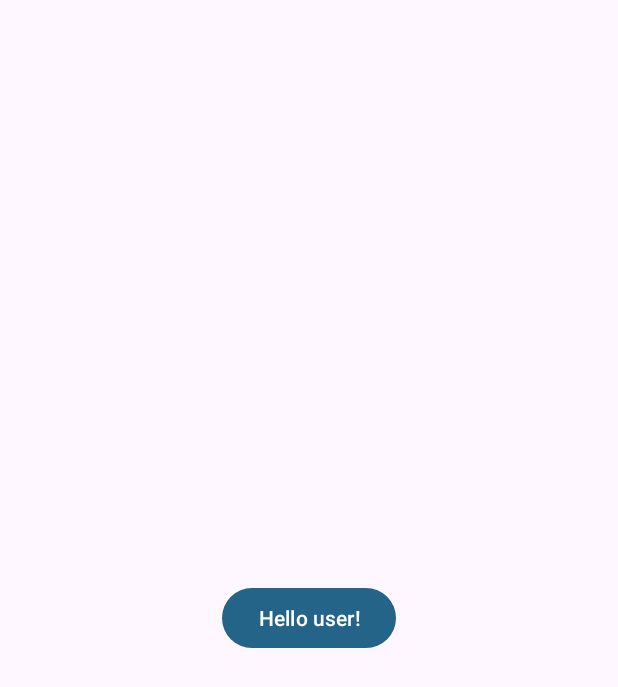
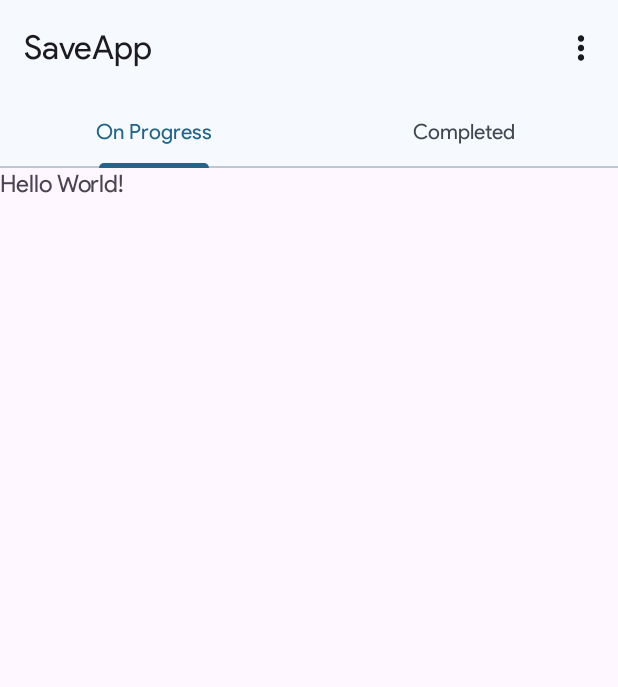
Before and after one commit to DitzDev/SaveApp, an Android app: the screen it shows after launch (MainActivity before the commit, SavAppMain after it), on a phone screen of 412 x 824 dp. Shown: the top 687 px of the screen. Run offline under Robolectric (Android 15) with nearby library versions, the phone set to English and light mode, and no system bars.

Commit message:
Remove: MainActivity\nAdd: Adapter, Fragment, and Main Layout

```diff
--- a/app/src/main/AndroidManifest.xml
+++ b/app/src/main/AndroidManifest.xml
@@ -10,7 +10,7 @@
         android:supportsRtl="true"
         android:theme="@style/SaveApp.AppTheme">
         <activity
-            android:name="MainActivity"
+            android:name=".activity.main.SavAppMain"
             android:exported="true">
             <intent-filter>
                 <action
@@ -19,6 +19,7 @@
                     android:name="android.intent.category.LAUNCHER" />
             </intent-filter>
         </activity>
+
         <activity
             android:name=".activity.CrashActivity"
             android:exported="false"
--- a/app/src/main/java/com/ditzdev/savapp/MainActivity.java
+++ /dev/null
@@ -1,27 +0,0 @@
-package com.ditzdev.savapp;
-
-import android.content.Intent;
-import androidx.appcompat.app.AppCompatActivity;
-import android.os.Bundle;
-import com.ditzdev.savapp.activity.TestActivity;
-import com.ditzdev.savapp.databinding.ActivityMainBinding;
-
-public class MainActivity extends AppCompatActivity {
-    private ActivityMainBinding binding;
-
-    @Override
-    protected void onCreate(Bundle savedInstanceState) {
-        super.onCreate(savedInstanceState);
-        binding = ActivityMainBinding.inflate(getLayoutInflater());
-        setContentView(binding.getRoot());
-        binding.btnTest.setOnClickListener(v -> {
-            startActivity(new Intent(this, TestActivity.class));
-        });
-    }
-
-    @Override
-    protected void onDestroy() {
-        super.onDestroy();
-        this.binding = null;
-    }
-}
--- /dev/null
+++ b/app/src/main/java/com/ditzdev/savapp/activity/main/SavAppMain.java
@@ -0,0 +1,41 @@
+package com.ditzdev.savapp.activity.main;
+
+import android.os.Bundle;
+import android.view.Menu;
+import androidx.appcompat.app.AppCompatActivity;
+import com.ditzdev.savapp.activity.main.adapter.SavMainAdapter;
+import com.ditzdev.savapp.databinding.LayoutSavAppMainBinding;
+import com.ditzdev.savapp.R;
+import com.google.android.material.tabs.TabLayoutMediator;
+
+public class SavAppMain extends AppCompatActivity {
+
+    private LayoutSavAppMainBinding binding;
+
+    @Override
+    protected void onCreate(Bundle savedInstanceState) {
+        super.onCreate(savedInstanceState);
+        binding = LayoutSavAppMainBinding.inflate(getLayoutInflater());
+        setContentView(binding.getRoot());
+        setSupportActionBar(binding.toolbar);
+        SavMainAdapter adapter = new SavMainAdapter(this);
+
+        binding.viewPager.setAdapter(adapter);
+        new TabLayoutMediator(binding.tabLayout, binding.viewPager, (tab, strategy) -> {
+            switch(strategy) {
+                case 0:
+                    tab.setText("On Progress");
+                    break;
+                case 1:
+                    tab.setText("Completed");
+                    break;
+            }
+        }).attach();
+    }
+
+    @Override
+    public boolean onCreateOptionsMenu(Menu menu) {
+        getMenuInflater().inflate(R.menu.toolbar_item, menu);
+        return true;
+    }
+}
--- /dev/null
+++ b/app/src/main/java/com/ditzdev/savapp/activity/main/adapter/SavMainAdapter.java
@@ -0,0 +1,29 @@
+package com.ditzdev.savapp.activity.main.adapter;
+
+import androidx.annotation.NonNull;
+import androidx.fragment.app.Fragment;
+import androidx.fragment.app.FragmentActivity;
+import androidx.viewpager2.adapter.FragmentStateAdapter;
+import com.ditzdev.savapp.activity.main.fragment.FragmentOnComplete;
+import com.ditzdev.savapp.activity.main.fragment.FragmentOnProgress;
+
+public class SavMainAdapter extends FragmentStateAdapter {
+    public SavMainAdapter(@NonNull FragmentActivity fragmentActivity) {
+        super(fragmentActivity);
+    }
+
+    @NonNull
+    @Override
+    public Fragment createFragment(int position) {
+        switch (position) {
+            case 0: return new FragmentOnProgress();
+            case 1: return new FragmentOnComplete();
+            default: return new FragmentOnProgress();
+        }
+    }
+
+    @Override
+    public int getItemCount() {
+        return 2;
+    }
+}
--- /dev/null
+++ b/app/src/main/java/com/ditzdev/savapp/activity/main/fragment/FragmentOnProgress.java
@@ -0,0 +1,30 @@
+package com.ditzdev.savapp.activity.main.fragment;
+
+import android.os.Bundle;
+import android.view.LayoutInflater;
+import android.view.View;
+import android.view.ViewGroup;
+import androidx.annotation.NonNull;
+import androidx.annotation.Nullable;
+import androidx.fragment.app.Fragment;
+import com.ditzdev.savapp.databinding.LayoutFragmentOnProgressBinding;
+
+public class FragmentOnProgress extends Fragment {
+
+    private LayoutFragmentOnProgressBinding binding;
+
+    @Override
+    public View onCreateView(
+            @NonNull LayoutInflater inflate,
+            @Nullable ViewGroup container,
+            @Nullable Bundle savedInstanceState) {
+        binding = LayoutFragmentOnProgressBinding.inflate(inflate, container, false);
+        return binding.getRoot();
+    }
+
+    @Override
+    public void onDestroy() {
+        super.onDestroy();
+        binding = null;
+    }
+}
--- /dev/null
+++ b/app/src/main/res/drawable/ic_more_vert.xml
@@ -0,0 +1 @@
+<?xml version='1.0' encoding='UTF-8' standalone='yes' ?><vector xmlns:android="http://schemas.android.com/apk/res/android" android:width="25dp" android:height="25dp" android:viewportWidth="24.0" android:viewportHeight="24.0"><path android:pathData="M12 8c1.1 0 2-.9 2-2s-.9-2-2-2s-2 .9-2 2s.9 2 2 2zm0 2c-1.1 0-2 .9-2 2s.9 2 2 2s2-.9 2-2s-.9-2-2-2zm0 6c-1.1 0-2 .9-2 2s.9 2 2 2s2-.9 2-2s-.9-2-2-2z" android:fillColor="?attr/colorOnSurface" /></vector>
--- /dev/null
+++ b/app/src/main/res/drawable/ic_settings.xml
@@ -0,0 +1 @@
+<?xml version='1.0' encoding='UTF-8' standalone='yes' ?><vector xmlns:android="http://schemas.android.com/apk/res/android" android:width="25dp" android:height="25dp" android:viewportWidth="24.0" android:viewportHeight="24.0"><path android:pathData="M19.5 12c0-.23-.01-.45-.03-.68l1.86-1.41c.4-.3.51-.86.26-1.3l-1.87-3.23a.987.987 0 0 0-1.25-.42l-2.15.91c-.37-.26-.76-.49-1.17-.68l-.29-2.31c-.06-.5-.49-.88-.99-.88h-3.73c-.51 0-.94.38-1 .88l-.29 2.31c-.41.19-.8.42-1.17.68l-2.15-.91c-.46-.2-1-.02-1.25.42L2.41 8.62c-.25.44-.14.99.26 1.3l1.86 1.41a7.343 7.343 0 0 0 0 1.35l-1.86 1.41c-.4.3-.51.86-.26 1.3l1.87 3.23c.25.44.79.62 1.25.42l2.15-.91c.37.26.76.49 1.17.68l.29 2.31c.06.5.49.88.99.88h3.73c.5 0 .93-.38.99-.88l.29-2.31c.41-.19.8-.42 1.17-.68l2.15.91c.46.2 1 .02 1.25-.42l1.87-3.23c.25-.44.14-.99-.26-1.3l-1.86-1.41c.03-.23.04-.45.04-.68zm-7.46 3.5c-1.93 0-3.5-1.57-3.5-3.5s1.57-3.5 3.5-3.5s3.5 1.57 3.5 3.5s-1.57 3.5-3.5 3.5z" android:fillColor="?attr/colorPrimary" /></vector>
--- a/app/src/main/res/layout/activity_main.xml
+++ /dev/null
@@ -1,18 +0,0 @@
-<?xml version="1.0" encoding="utf-8"?>
-<androidx.constraintlayout.widget.ConstraintLayout
-        xmlns:android="http://schemas.android.com/apk/res/android"
-    xmlns:app="http://schemas.android.com/apk/res-auto"
-    android:layout_width="match_parent"
-    android:layout_height="match_parent">
-
-    <Button
-        android:id="@+id/btnTest"
-        android:layout_width="wrap_content"
-        android:layout_height="wrap_content"
-        android:text="Hello user!"
-        app:layout_constraintBottom_toBottomOf="parent"
-        app:layout_constraintEnd_toEndOf="parent"
-        app:layout_constraintStart_toStartOf="parent"
-        app:layout_constraintTop_toTopOf="parent" />
-
-</androidx.constraintlayout.widget.ConstraintLayout>
--- /dev/null
+++ b/app/src/main/res/layout/layout_fragment_on_progress.xml
@@ -0,0 +1,12 @@
+<?xml version="1.0" encoding="utf-8"?>
+<LinearLayout
+    xmlns:android="http://schemas.android.com/apk/res/android"
+    xmlns:app="http://schemas.android.com/apk/res-auto"
+    android:layout_width="match_parent"
+    android:layout_height="match_parent">
+
+    <TextView
+        android:layout_width="match_parent"
+        android:layout_height="match_parent"
+        android:text="Hello World!"/>
+</LinearLayout>
--- /dev/null
+++ b/app/src/main/res/layout/layout_sav_app_main.xml
@@ -0,0 +1,28 @@
+<?xml version="1.0" encoding="utf-8"?>
+<LinearLayout
+    xmlns:android="http://schemas.android.com/apk/res/android"
+    xmlns:app="http://schemas.android.com/apk/res-auto"
+    android:layout_height="match_parent"
+    android:layout_width="match_parent"
+    android:orientation="vertical"
+    android:id="@+id/coordinator">
+
+    <androidx.appcompat.widget.Toolbar
+        android:layout_height="wrap_content"
+        android:layout_width="match_parent"
+        android:minHeight="?attr/actionBarSize"
+        app:title="@string/app_name"
+        android:background="?attr/colorSurface"
+        android:id="@+id/toolbar" />
+
+    <com.google.android.material.tabs.TabLayout
+        android:layout_height="wrap_content"
+        android:layout_width="match_parent"
+        android:id="@+id/tabLayout" />
+
+    <androidx.viewpager2.widget.ViewPager2
+        android:id="@+id/viewPager"
+        android:layout_width="match_parent"
+        android:layout_height="match_parent"
+        app:layout_behavior="androidx.appcompat.widget.Toolbar$ScrollingViewBehavior" />
+</LinearLayout>
--- /dev/null
+++ b/app/src/main/res/menu/toolbar_item.xml
@@ -0,0 +1,17 @@
+<?xml version="1.0" encoding="utf-8"?>
+<menu
+    xmlns:android="http://schemas.android.com/apk/res/android"
+    xmlns:app="http://schemas.android.com/apk/res-auto">
+    <item
+        app:showAsAction="always"
+        android:icon="@drawable/ic_more_vert"
+        android:title="@string/string_action_open_menu"
+        android:contentDescription="@string/string_action_open_menu">
+        <menu>
+            <item
+                app:showAsAction="never"
+                android:title="@string/string_settings_menu"
+                android:icon="@drawable/ic_settings" />
+        </menu>
+    </item>
+</menu>
--- a/app/src/main/res/values/strings.xml
+++ b/app/src/main/res/values/strings.xml
@@ -1,4 +1,7 @@
 <?xml version="1.0" encoding="utf-8"?>
 <resources>
     <string name="app_name">SaveApp</string>
+    <!-- TOOLBAR -->
+    <string name="string_action_open_menu">Open menu</string>
+    <string name="string_settings_menu">\t\tSettings</string>
 </resources>
```
Also changed, not shown: app/src/main/java/com/ditzdev/savapp/activity/main/fragment/FragmentOnComplete.java (added, +30 -0 lines), app/src/main/java/com/ditzdev/savapp/activity/splash/Splash.java (added, +18 -0 lines), app/src/main/res/layout/layout_fragment_on_complete.xml (added, +13 -0 lines), app/src/main/res/layout/layout_splash.xml (added, +16 -0 lines), app/src/main/res/drawable/icon_app.png (added).
